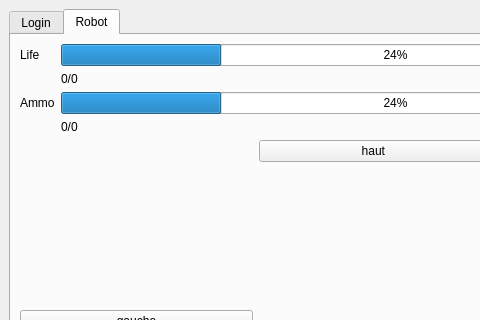
Old version of the form mainwindow.ui in the repository A1r-F0x/PytactX; both pictures show x 0 to 480 and y 0 to 320 of the 750 by 600 pixel window.
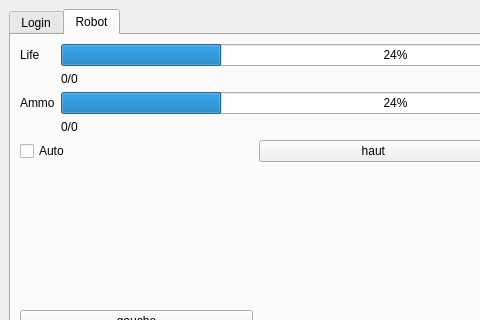
New version of the form.

What changed in the file:
```diff
--- a/mainwindow.ui
+++ b/mainwindow.ui
@@ -234,6 +234,13 @@
             </property>
            </widget>
           </item>
+          <item row="2" column="0">
+           <widget class="QCheckBox" name="autoMode">
+            <property name="text">
+             <string>Auto</string>
+            </property>
+           </widget>
+          </item>
          </layout>
         </item>
         <item row="6" column="1">
```
Left out of the diff: 17 changed lines with no effect on the pictures.
